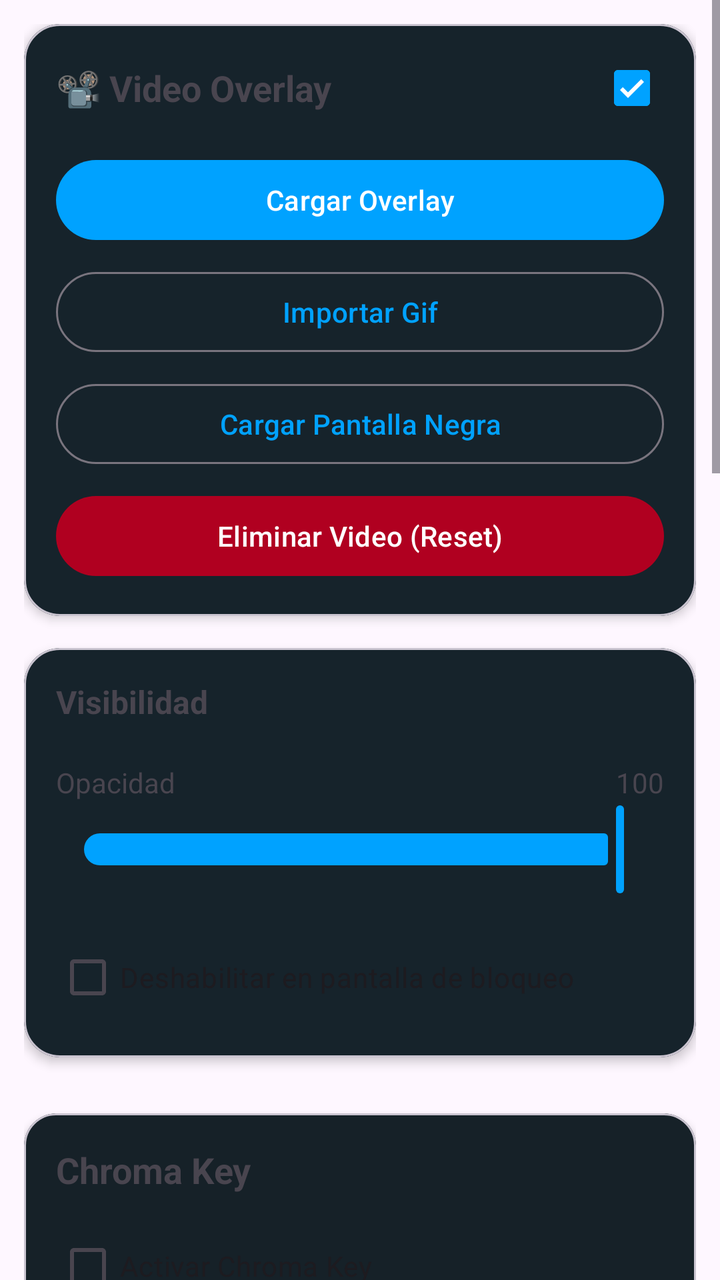
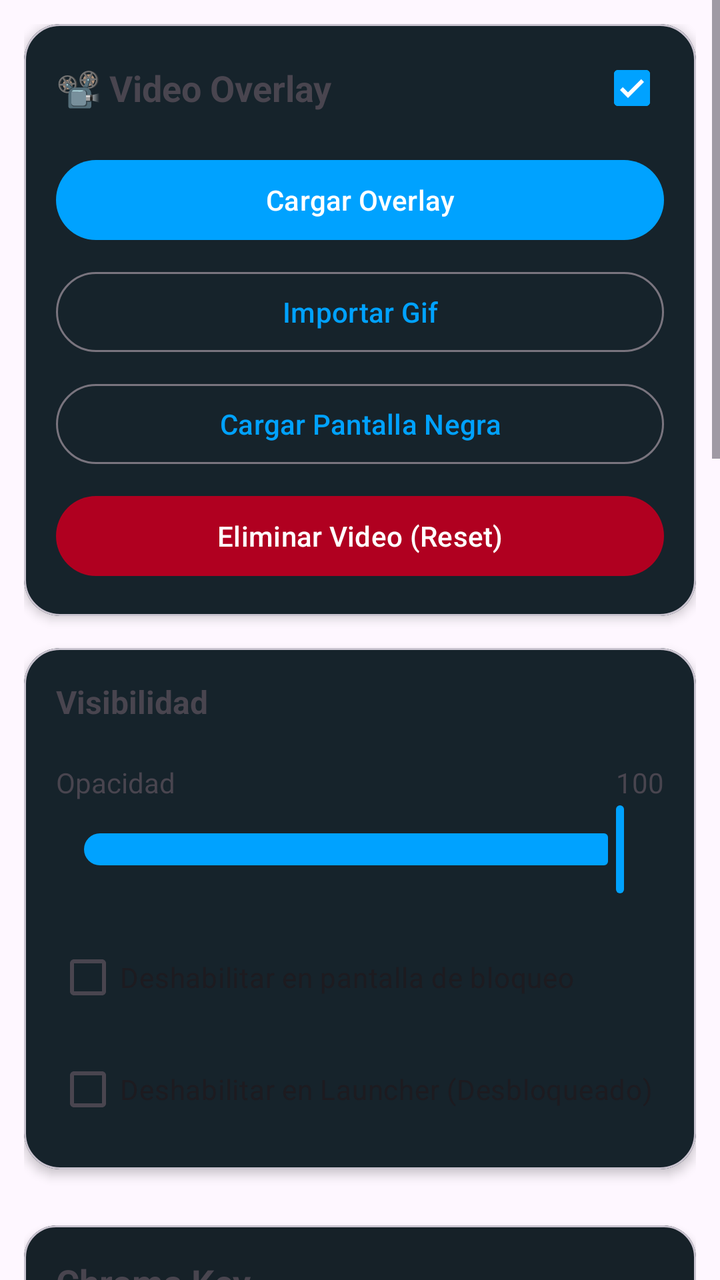

Compare the two renders of this Android layout. The source of the first and the diff that turns it into the second are given below.
<!-- AndroidManifest.xml: application theme Theme.RomasterLiveWall -->
<!-- res/layout/layout_overlay.xml -->
<?xml version="1.0" encoding="utf-8"?>
<ScrollView
    xmlns:android="http://schemas.android.com/apk/res/android"
    xmlns:app="http://schemas.android.com/apk/res-auto"
    android:layout_width="match_parent"
    android:layout_height="match_parent">

    <LinearLayout
        android:layout_width="match_parent"
        android:layout_height="wrap_content"
        android:orientation="vertical"
        android:padding="12dp">

        
        
        

        <com.google.android.material.card.MaterialCardView
            android:layout_width="match_parent"
            android:layout_height="wrap_content"
            android:layout_marginBottom="16dp"
            app:cardCornerRadius="18dp"
            app:cardElevation="3dp">

            <LinearLayout
                android:layout_width="match_parent"
                android:layout_height="wrap_content"
                android:orientation="vertical"
                android:padding="16dp">

                <LinearLayout
                    android:layout_width="match_parent"
                    android:layout_height="wrap_content"
                    android:orientation="horizontal"
                    android:gravity="center_vertical">

                    <TextView
                        android:layout_width="0dp"
                        android:layout_height="wrap_content"
                        android:layout_weight="1"
                        android:text="@string/video_ol_title"
                        android:textStyle="bold"
                        android:textSize="18sp"/>

                    <com.google.android.material.checkbox.MaterialCheckBox
                        android:id="@+id/checkVideoOlEnabled"
                        android:layout_width="wrap_content"
                        android:layout_height="wrap_content"
                        android:checked="true"
                        android:minWidth="0dp"
                        android:minHeight="0dp"/>
                </LinearLayout>

                <com.google.android.material.button.MaterialButton
                    android:id="@+id/buttonLoadOverlay"
                    style="@style/Widget.Material3.Button"
                    android:layout_width="match_parent"
                    android:layout_height="wrap_content"
                    android:layout_marginTop="16dp"
                    android:text="@string/overlay_load"/>

                <com.google.android.material.button.MaterialButton
                    android:id="@+id/buttonImportGifOverlay"
                    style="@style/Widget.Material3.Button.OutlinedButton"
                    android:layout_width="match_parent"
                    android:layout_height="wrap_content"
                    android:layout_marginTop="8dp"
                    android:text="@string/video_import_gif"/>

                <com.google.android.material.button.MaterialButton
                    android:id="@+id/buttonBlackScreenOverlay"
                    style="@style/Widget.Material3.Button.OutlinedButton"
                    android:layout_width="match_parent"
                    android:layout_height="wrap_content"
                    android:layout_marginTop="8dp"
                    android:text="@string/video_black_screen"/>

                <com.google.android.material.button.MaterialButton
                    android:id="@+id/buttonResetOverlayVideo"
                    style="@style/Widget.Material3.Button"
                    android:layout_width="match_parent"
                    android:layout_height="wrap_content"
                    android:layout_marginTop="8dp"
                    android:text="@string/video_delete_reset"
                    android:textColor="@android:color/white"
                    app:backgroundTint="#B00020"/>

            </LinearLayout>

        </com.google.android.material.card.MaterialCardView>

        
        
        

        <com.google.android.material.card.MaterialCardView
            android:layout_width="match_parent"
            android:layout_height="wrap_content"
            android:layout_marginBottom="16dp"
            app:cardCornerRadius="18dp"
            app:cardElevation="3dp">

            <LinearLayout
                android:layout_width="match_parent"
                android:layout_height="wrap_content"
                android:orientation="vertical"
                android:padding="16dp">

                <TextView
                    android:layout_width="wrap_content"
                    android:layout_height="wrap_content"
                    android:text="@string/visibility_title"
                    android:textStyle="bold"
                    android:textSize="16sp"/>

                <LinearLayout
                    android:layout_width="match_parent"
                    android:layout_height="wrap_content"
                    android:layout_marginTop="20dp"
                    android:orientation="horizontal">

                    <TextView
                        android:layout_width="0dp"
                        android:layout_height="wrap_content"
                        android:layout_weight="1"
                        android:text="@string/label_opacity"/>

                    <TextView
                        android:id="@+id/textOverlayAlphaValue"
                        android:layout_width="wrap_content"
                        android:layout_height="wrap_content"
                        android:text="100"/>

                </LinearLayout>

                <com.google.android.material.slider.Slider
                    android:id="@+id/sliderOverlayAlpha"
                    android:layout_width="match_parent"
                    android:layout_height="wrap_content"
                    android:value="100"
                    android:valueFrom="0"
                    android:valueTo="100"/>

                <com.google.android.material.checkbox.MaterialCheckBox
                    android:id="@+id/checkOverlayDisableOnLock"
                    android:layout_width="match_parent"
                    android:layout_height="wrap_content"
                    android:layout_marginTop="16dp"
                    android:text="@string/disable_on_lockscreen"/>

            </LinearLayout>

        </com.google.android.material.card.MaterialCardView>
        
        
        
        

        <com.google.android.material.card.MaterialCardView
            android:id="@+id/cardChromaKey"
            android:layout_width="match_parent"
            android:layout_height="wrap_content"
            android:layout_marginTop="12dp"
            app:cardCornerRadius="16dp"
            app:cardElevation="2dp">
        
            <LinearLayout
                android:layout_width="match_parent"
                android:layout_height="wrap_content"
                android:orientation="vertical"
                android:padding="16dp">
        
                <TextView
                    android:layout_width="wrap_content"
                    android:layout_height="wrap_content"
                    android:text="@string/chroma_title"
                    android:textStyle="bold"
                    android:textSize="18sp"/>
        
                <com.google.android.material.checkbox.MaterialCheckBox
                    android:id="@+id/checkOverlayChroma"
                    android:layout_width="wrap_content"
                    android:layout_height="wrap_content"
                    android:layout_marginTop="12dp"
                    android:text="@string/chroma_enable"/>
        
                <TextView
                    android:layout_width="wrap_content"
                    android:layout_height="wrap_content"
                    android:layout_marginTop="16dp"
                    android:text="@string/label_color"/>
        
                <com.google.android.material.card.MaterialCardView
                    android:id="@+id/buttonChromaColor"
                    android:layout_width="match_parent"
                    android:layout_height="52dp"
                    android:layout_marginTop="8dp"
                    android:clickable="true"
                    android:focusable="true"
                    app:cardCornerRadius="12dp"
                    app:strokeWidth="1dp">
        
                    <LinearLayout
                        android:layout_width="match_parent"
                        android:layout_height="match_parent"
                        android:gravity="center_vertical"
                        android:orientation="horizontal"
                        android:paddingHorizontal="12dp">
        
                        <View
                            android:id="@+id/viewChromaColor"
                            android:layout_width="26dp"
                            android:layout_height="26dp"
                            android:background="#00FF00"/>
        
                        <TextView
                            android:id="@+id/textChromaHex"
                            android:layout_width="wrap_content"
                            android:layout_height="wrap_content"
                            android:layout_marginStart="14dp"
                            android:text="#00FF00"
                            android:textStyle="bold"/>
        
                    </LinearLayout>
        
                </com.google.android.material.card.MaterialCardView>
        
                <LinearLayout
                    android:layout_width="match_parent"
                    android:layout_height="wrap_content"
                    android:layout_marginTop="18dp"
                    android:orientation="horizontal"
                    android:gravity="center_vertical">
                    <TextView
                        android:layout_width="0dp"
                        android:layout_height="wrap_content"
                        android:layout_weight="1"
                        android:text="@string/label_intensity"/>
                    <TextView
                        android:id="@+id/textChromaThresholdValue"
                        android:layout_width="wrap_content"
                        android:layout_height="wrap_content"
                        android:text="50"/>
                </LinearLayout>

                <com.google.android.material.slider.Slider
                    android:id="@+id/sliderChromaThreshold"
                    android:layout_width="match_parent"
                    android:layout_height="wrap_content"
                    android:valueFrom="0"
                    android:valueTo="100"
                    android:value="50"/>

                <LinearLayout
                    android:layout_width="match_parent"
                    android:layout_height="wrap_content"
                    android:layout_marginTop="18dp"
                    android:orientation="horizontal"
                    android:gravity="center_vertical">
                    <TextView
                        android:layout_width="0dp"
                        android:layout_height="wrap_content"
                        android:layout_weight="1"
                        android:text="@string/label_softness"/>
                    <TextView
                        android:id="@+id/textChromaSoftnessValue"
                        android:layout_width="wrap_content"
                        android:layout_height="wrap_content"
                        android:text="20"/>
                </LinearLayout>

                <com.google.android.material.slider.Slider
                    android:id="@+id/sliderChromaSoftness"
                    android:layout_width="match_parent"
                    android:layout_height="wrap_content"
                    android:valueFrom="0"
                    android:valueTo="100"
                    android:value="20"/>
        
            </LinearLayout>
        
        </com.google.android.material.card.MaterialCardView>
        
        
        
        
        
        <com.google.android.material.card.MaterialCardView
            android:layout_width="match_parent"
            android:layout_height="wrap_content"
            android:layout_marginTop="12dp"
            app:cardCornerRadius="18dp"
            app:cardElevation="3dp">
        
            <LinearLayout
                android:layout_width="match_parent"
                android:layout_height="wrap_content"
                android:orientation="vertical"
                android:padding="16dp">
        
                <TextView
                    android:layout_width="wrap_content"
                    android:layout_height="wrap_content"
                    android:text="@string/aspect_card_title"
                    android:textStyle="bold"
                    android:textSize="18sp"/>
        
                <RadioGroup
                    android:id="@+id/radioGroupOverlayAspect"
                    android:layout_width="match_parent"
                    android:layout_height="wrap_content"
                    android:layout_marginTop="12dp">
        
                    <RadioButton
                        android:id="@+id/radioOverlayAspectOriginal"
                        android:layout_width="match_parent"
                        android:layout_height="wrap_content"
                        android:text="@string/aspect_original"
                        android:checked="true"/>
        
                    <RadioButton
                        android:id="@+id/radioOverlayAspectScreen"
                        android:layout_width="match_parent"
                        android:layout_height="wrap_content"
                        android:text="@string/aspect_screen"/>
        
                </RadioGroup>
        
            </LinearLayout>
        
        </com.google.android.material.card.MaterialCardView>
        
        
        
        

        <com.google.android.material.card.MaterialCardView
            android:layout_width="match_parent"
            android:layout_height="wrap_content"
            app:cardCornerRadius="18dp"
            app:cardElevation="3dp">

            <LinearLayout
                android:layout_width="match_parent"
                android:layout_height="wrap_content"
                android:orientation="vertical"
                android:padding="16dp">

                <TextView
                    android:layout_width="wrap_content"
                    android:layout_height="wrap_content"
                    android:text="@string/transform_title"
                    android:textStyle="bold"
                    android:textSize="16sp"/>

                

                <LinearLayout
                    android:layout_width="match_parent"
                    android:layout_height="wrap_content"
                    android:layout_marginTop="20dp"
                    android:orientation="horizontal">

                    <TextView
                        android:layout_width="0dp"
                        android:layout_height="wrap_content"
                        android:layout_weight="1"
                        android:text="@string/label_zoom"/>

                    <TextView
                        android:id="@+id/textOverlayZoomValue"
                        android:layout_width="wrap_content"
                        android:layout_height="wrap_content"
                        android:text="100"/>

                </LinearLayout>

                <com.google.android.material.slider.Slider
                    android:id="@+id/sliderOverlayZoom"
                    android:layout_width="match_parent"
                    android:layout_height="wrap_content"
                    android:value="100"
                    android:valueFrom="10"
                    android:valueTo="800"/>

                

                <LinearLayout
                    android:layout_width="match_parent"
                    android:layout_height="wrap_content"
                    android:orientation="horizontal">

                    <TextView
                        android:layout_width="0dp"
                        android:layout_height="wrap_content"
                        android:layout_weight="1"
                        android:text="@string/label_pos_x"/>

                    <TextView
                        android:id="@+id/textOverlayPosXValue"
                        android:layout_width="wrap_content"
                        android:layout_height="wrap_content"
                        android:text="0"/>

                </LinearLayout>

                <com.google.android.material.slider.Slider
                    android:id="@+id/sliderOverlayPosX"
                    android:layout_width="match_parent"
                    android:layout_height="wrap_content"
                    android:valueFrom="-300"
                    android:valueTo="300"/>

                

                <LinearLayout
                    android:layout_width="match_parent"
                    android:layout_height="wrap_content"
                    android:orientation="horizontal">

                    <TextView
                        android:layout_width="0dp"
                        android:layout_height="wrap_content"
                        android:layout_weight="1"
                        android:text="@string/label_pos_y"/>

                    <TextView
                        android:id="@+id/textOverlayPosYValue"
                        android:layout_width="wrap_content"
                        android:layout_height="wrap_content"
                        android:text="0"/>

                </LinearLayout>

                <com.google.android.material.slider.Slider
                    android:id="@+id/sliderOverlayPosY"
                    android:layout_width="match_parent"
                    android:layout_height="wrap_content"
                    android:valueFrom="-300"
                    android:valueTo="300"/>

                

                <LinearLayout
                    android:layout_width="match_parent"
                    android:layout_height="wrap_content"
                    android:orientation="horizontal">

                    <TextView
                        android:layout_width="0dp"
                        android:layout_height="wrap_content"
                        android:layout_weight="1"
                        android:text="@string/label_rotation"/>

                    <TextView
                        android:id="@+id/textOverlayRotationValue"
                        android:layout_width="wrap_content"
                        android:layout_height="wrap_content"
                        android:text="0°"/>

                </LinearLayout>

                <com.google.android.material.slider.Slider
                    android:id="@+id/sliderOverlayRotation"
                    android:layout_width="match_parent"
                    android:layout_height="wrap_content"
                    android:valueFrom="-180"
                    android:valueTo="180"/>

            </LinearLayout>

        </com.google.android.material.card.MaterialCardView>
        
        
        
        <com.google.android.material.card.MaterialCardView
            android:layout_width="match_parent"
            android:layout_height="wrap_content"
            android:layout_marginTop="12dp"
            app:cardCornerRadius="16dp">
        
            <LinearLayout
                android:layout_width="match_parent"
                android:layout_height="wrap_content"
                android:orientation="vertical"
                android:padding="16dp">
        
                <TextView
                    android:layout_width="wrap_content"
                    android:layout_height="wrap_content"
                    android:text="@string/sound_title"
                    android:textStyle="bold"
                    android:textSize="16sp"/>
        
                <LinearLayout
                    android:layout_width="match_parent"
                    android:layout_height="wrap_content"
                    android:layout_marginTop="16dp"
                    android:gravity="center_vertical"
                    android:orientation="horizontal">

                    <ImageView
                        android:id="@+id/imageOverlaySoundIcon"
                        android:layout_width="24dp"
                        android:layout_height="24dp"
                        android:layout_marginEnd="12dp"
                        app:srcCompat="@drawable/baseline_volume_up_24"/>

                    <TextView
                        android:layout_width="0dp"
                        android:layout_height="wrap_content"
                        android:layout_weight="1"
                        android:text="@string/label_volume"/>

                    <TextView
                        android:id="@+id/textOverlaySoundVolumeValue"
                        android:layout_width="wrap_content"
                        android:layout_height="wrap_content"
                        android:text="100"/>
                </LinearLayout>

                <com.google.android.material.slider.Slider
                    android:id="@+id/sliderOverlaySoundVolume"
                    android:layout_width="match_parent"
                    android:layout_height="wrap_content"
                    android:valueFrom="0"
                    android:valueTo="100"
                    android:value="100"/>
                
                
                <LinearLayout
                    android:layout_width="match_parent"
                    android:layout_height="wrap_content"
                    android:layout_marginTop="16dp"
                    android:orientation="horizontal">
                
                    <com.google.android.material.button.MaterialButton
                        android:id="@+id/buttonLoadOverlaySound"
                        style="@style/Widget.Material3.Button.OutlinedButton"
                        android:layout_width="0dp"
                        android:layout_height="wrap_content"
                        android:layout_weight="1"
                        android:text="@string/load_sound"/>
                
                    <Space
                        android:layout_width="8dp"
                        android:layout_height="wrap_content"/>
                
                    <com.google.android.material.button.MaterialButton
                        android:id="@+id/buttonResetOverlaySound"
                        style="@style/Widget.Material3.Button.OutlinedButton"
                        android:layout_width="0dp"
                        android:layout_height="wrap_content"
                        android:layout_weight="1"
                        android:text="@string/reset"/>
                
                </LinearLayout>
        
                <TextView
                    android:id="@+id/textOverlaySoundFile"
                    android:layout_width="match_parent"
                    android:layout_height="wrap_content"
                    android:layout_marginTop="8dp"
                    android:ellipsize="middle"
                    android:maxLines="1"
                    android:text="@string/no_sound_selected"/>
                
                <TextView
                    android:id="@+id/textOverlaySoundDuration"
                    android:layout_width="wrap_content"
                    android:layout_height="wrap_content"
                    android:layout_marginTop="2dp"
                    android:text="@string/duration_placeholder"
                    android:textSize="12sp"/>
        
            </LinearLayout>
        
        </com.google.android.material.card.MaterialCardView>

    </LinearLayout>

</ScrollView>
<!-- resources referenced by this layout -->
<resources>
  <!-- drawable baseline_volume_up_24 (drawable) -->
  <vector xmlns:android="http://schemas.android.com/apk/res/android"
          android:width="24dp"
          android:height="24dp"
          android:viewportWidth="24.0"
          android:viewportHeight="24.0"
          android:tint="?attr/colorControlNormal">
      <path
          android:fillColor="@android:color/white"
          android:pathData="M3,9v6h4l5,5L12,4L7,9L3,9zM16.5,12c0,-1.77 -1.02,-3.29 -2.5,-4.03v8.05c1.48,-0.73 2.5,-2.25 2.5,-4.02zM14,3.23v2.06c2.89,0.86 5,3.54 5,6.71s-2.11,5.85 -5,6.71v2.06c4.01,-0.91 7,-4.49 7,-8.77s-2.99,-7.86 -7,-8.77z"/>
  </vector>
  <string name="aspect_card_title">📐 Aspect Ratio</string>
  <string name="aspect_original">Original</string>
  <string name="aspect_screen">Screen</string>
  <string name="chroma_enable">Activar Chroma Key</string>
  <string name="chroma_title">Chroma Key</string>
  <string name="disable_on_lockscreen">Deshabilitar en pantalla de bloqueo</string>
  <string name="duration_placeholder">Duración: --:--.---</string>
  <string name="label_color">Color</string>
  <string name="label_intensity">Intensidad</string>
  <string name="label_opacity">Opacidad</string>
  <string name="label_pos_x">Posición X</string>
  <string name="label_pos_y">Posición Y</string>
  <string name="label_rotation">Rotación</string>
  <string name="label_softness">Suavizado</string>
  <string name="label_volume">Volumen</string>
  <string name="label_zoom">Zoom</string>
  <string name="load_sound">Cargar sonido</string>
  <string name="no_sound_selected">Ningún sonido seleccionado</string>
  <string name="overlay_load">Cargar Overlay</string>
  <string name="reset">Reset</string>
  <string name="sound_title">Sonido</string>
  <string name="transform_title">Transformación</string>
  <string name="video_black_screen">Cargar Pantalla Negra</string>
  <string name="video_delete_reset">Eliminar Video (Reset)</string>
  <string name="video_import_gif">Importar Gif</string>
  <string name="video_ol_title">📽️ Video Overlay</string>
  <string name="visibility_title">Visibilidad</string>
  <style name="Theme.RomasterLiveWall" parent="Theme.Material3.DayNight.NoActionBar">
  
          <item name="colorPrimary">@color/md_theme_primary</item>
          <item name="colorSurface">@color/md_theme_surface</item>
          <item name="colorSurfaceVariant">@color/md_theme_surfaceVariant</item>
          <item name="android:statusBarColor">@android:color/transparent</item>
  
      </style>
  <color name="md_theme_primary">#00A2FF</color>
  <color name="md_theme_surface">#181818</color>
  <color name="md_theme_surfaceVariant">#242424</color>
</resources>

<!-- the commit's change to res/layout/layout_overlay.xml (unified diff, before → after) -->
@@ -147,6 +147,22 @@
                     android:layout_height="wrap_content"
                     android:layout_marginTop="16dp"
                     android:text="@string/disable_on_lockscreen"/>
+
+                <com.google.android.material.checkbox.MaterialCheckBox
+                    android:id="@+id/checkOverlayDisableOnLauncher"
+                    android:layout_width="match_parent"
+                    android:layout_height="wrap_content"
+                    android:layout_marginTop="8dp"
+                    android:text="@string/disable_on_launcher"/>
+
+                <com.google.android.material.checkbox.MaterialCheckBox
+                    android:id="@+id/checkOverlayEnableLauncherFadeOut"
+                    android:layout_width="match_parent"
+                    android:layout_height="wrap_content"
+                    android:layout_marginTop="4dp"
+                    android:visibility="gone"
+                    android:text="@string/enable_launcher_fade_out"/>
+
 
             </LinearLayout>
 
<!-- resource entries referenced after the edit -->
@@ -16,8 +16,10 @@
   <string name="aspect_screen">Screen</string>
   <string name="chroma_enable">Activar Chroma Key</string>
   <string name="chroma_title">Chroma Key</string>
+  <string name="disable_on_launcher">Deshabilitar en Launcher (Desbloqueado)</string>
   <string name="disable_on_lockscreen">Deshabilitar en pantalla de bloqueo</string>
   <string name="duration_placeholder">Duración: --:--.---</string>
+  <string name="enable_launcher_fade_out">Habilitar fade-out (usa tiempo de soft start)</string>
   <string name="label_color">Color</string>
   <string name="label_intensity">Intensidad</string>
   <string name="label_opacity">Opacidad</string>
